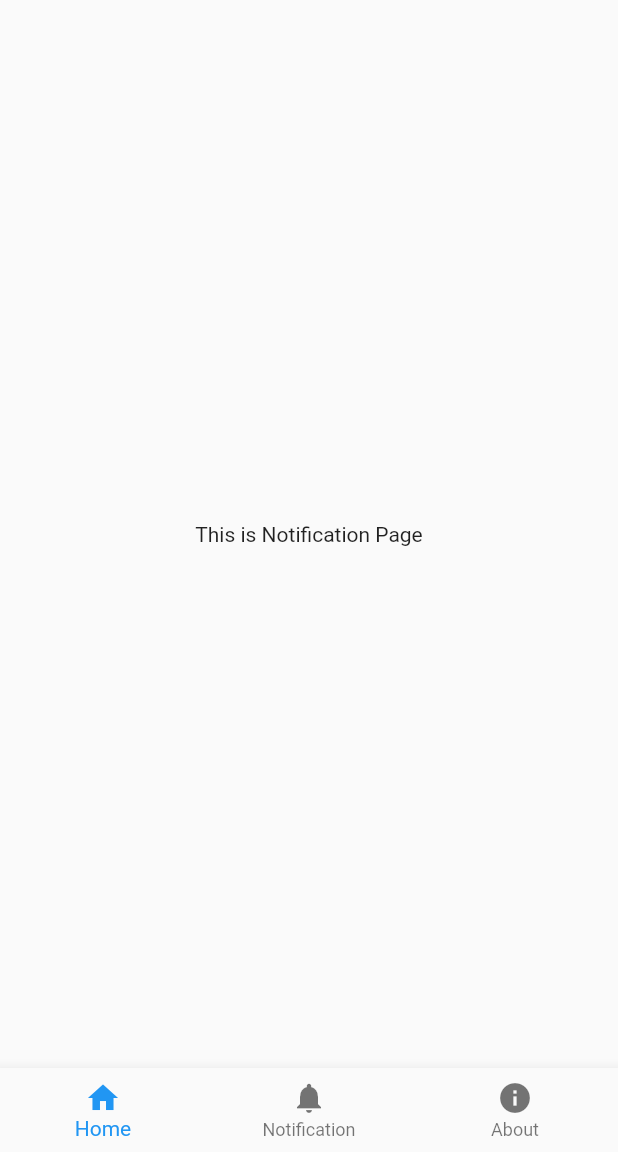
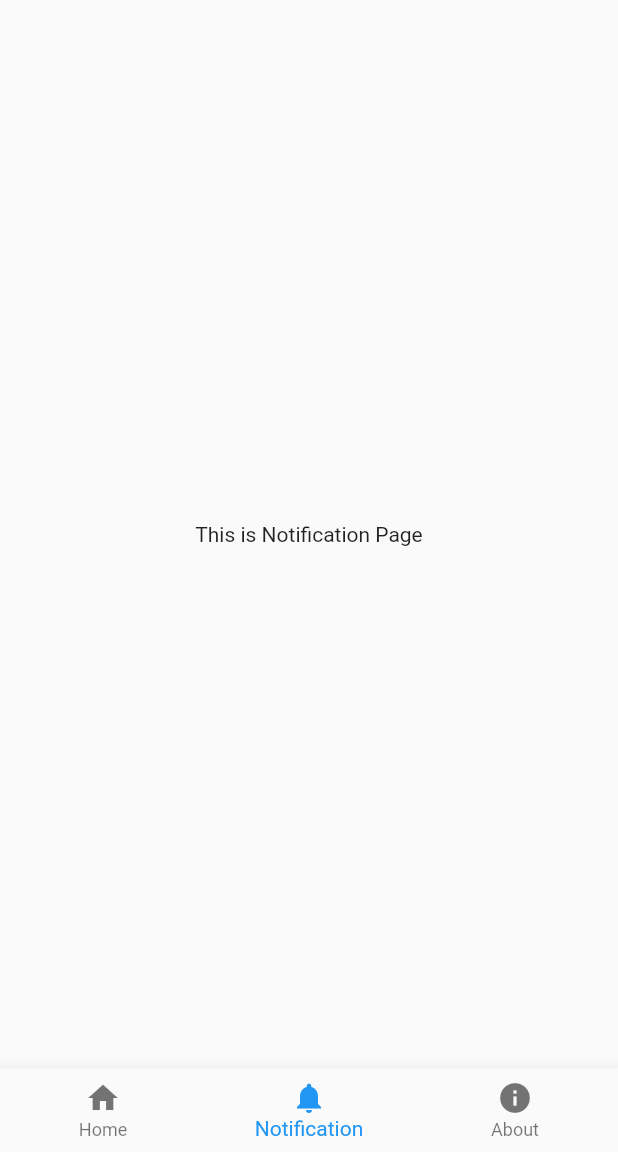
Before and after one commit to Marshallcdy/demoapp, a Flutter app: the screen it shows after launch, item 2 of the bottom bar chosen, on a phone screen of 412 x 824 dp, the part 84-1236 px from its top. Run offline on Flutter 3.47's test engine with Material 2 defaults, Android fonts, the phone set to English and light mode, and no system bars.

Commit message:
code optimized

```diff
--- a/lib/main.dart
+++ b/lib/main.dart
@@ -1,8 +1,8 @@
 // ignore_for_file: use_key_in_widget_constructors, prefer_const_constructors, duplicate_ignore
 
 import 'package:demoapp/About.dart';
-import 'package:demoapp/Notification.dart';
 import 'package:demoapp/home.dart';
+import 'package:demoapp/notification.dart';
 import 'package:flutter/material.dart';
 
 void main() {
@@ -482,6 +482,7 @@ class _BottonBarState extends State<BottonBar> {
   int selectedItem = 0;
   List<Widget> pagedec = [
     Home(),
+    // Notifi(),
     Notifi(),
     AboutPage(),
   ];
@@ -508,15 +509,24 @@ class _BottonBarState extends State<BottonBar> {
       ),
       body: pagedec[selectedItem],
       bottomNavigationBar: BottomNavigationBar(
+        currentIndex: selectedItem,
         onTap: (value) {
           selectedItem = value;
           setState(() {});
         },
         items: const [
-          BottomNavigationBarItem(icon: Icon(Icons.home), label: "Home"),
           BottomNavigationBarItem(
-              icon: Icon(Icons.notifications), label: "Notification"),
-          BottomNavigationBarItem(icon: Icon(Icons.info), label: "About"),
+            icon: Icon(Icons.home),
+            label: "Home",
+          ),
+          BottomNavigationBarItem(
+            icon: Icon(Icons.notifications),
+            label: "Notification",
+          ),
+          BottomNavigationBarItem(
+            icon: Icon(Icons.info),
+            label: "About",
+          ),
         ],
       ),
     );
--- a/pubspec.yaml
+++ b/pubspec.yaml
@@ -20,7 +20,7 @@ publish_to: 'none' # Remove this line if you wish to publish to pub.dev
 version: 1.0.0+1
 
 environment:
-  sdk: '>=2.18.6 <3.0.0'
+  sdk: '>=2.18.4 <3.0.0'
 
 # Dependencies specify other packages that your package needs in order to work.
 # To automatically upgrade your package dependencies to the latest versions
```
Also changed, not shown: lib/home.dart (+9 -17 lines), pubspec.lock.
